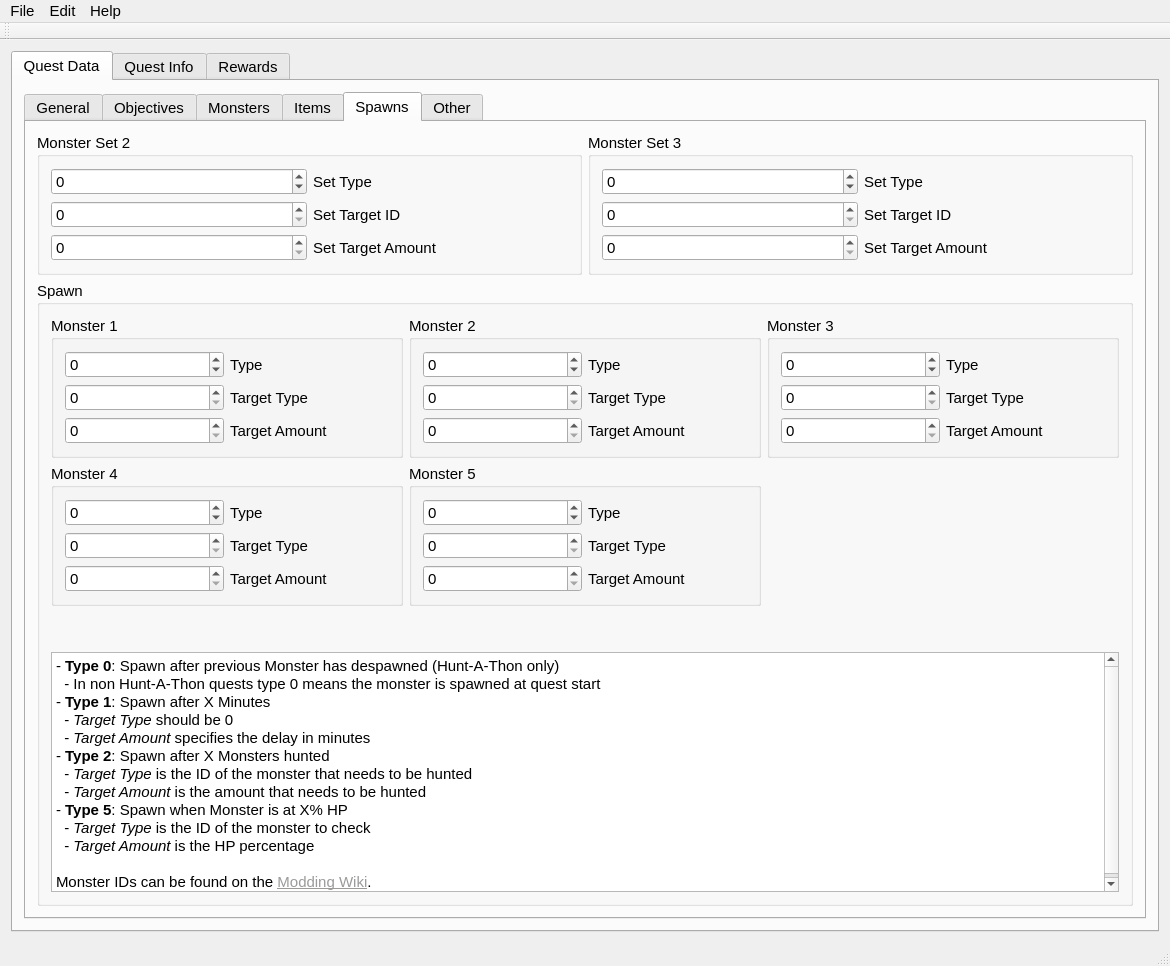
This is MHGUQuestEditor/MHGUQuestEditor.ui in Fexty12573/MHGUQuestEditor as Qt 5 draws it before an edit. The edited form follows.
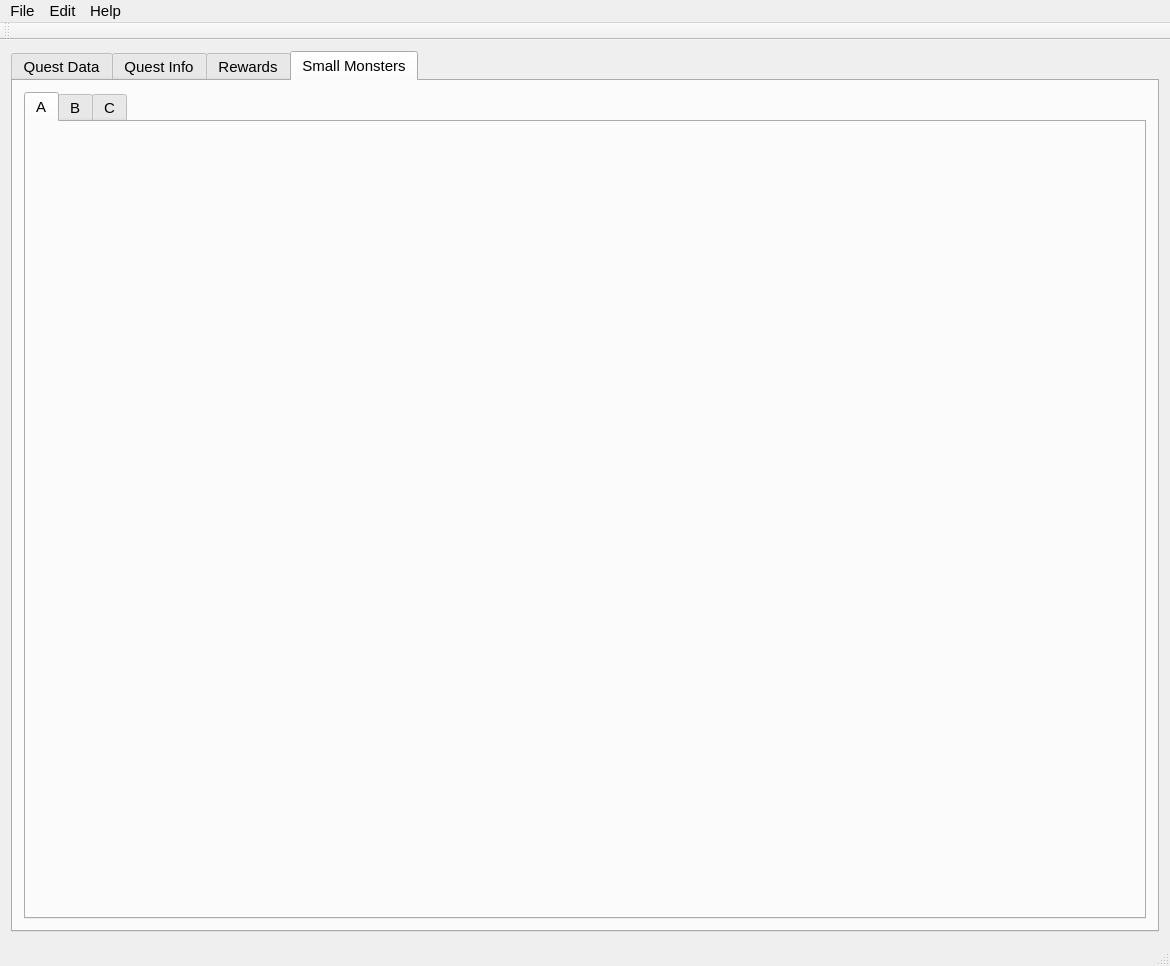
This is the edited form. The open tabs and pages were chosen to show the change.

Diff of the .ui file:
```diff
--- a/MHGUQuestEditor/MHGUQuestEditor.ui
+++ b/MHGUQuestEditor/MHGUQuestEditor.ui
@@ -31,7 +31,7 @@
        </font>
       </property>
       <property name="currentIndex">
-       <number>0</number>
+       <number>3</number>
       </property>
       <widget class="QWidget" name="tab_13">
        <attribute name="title">
@@ -6813,6 +6813,35 @@
         </item>
        </layout>
       </widget>
+      <widget class="QWidget" name="tab_27">
+       <attribute name="title">
+        <string>Small Monsters</string>
+       </attribute>
+       <layout class="QVBoxLayout" name="verticalLayout_50">
+        <item>
+         <widget class="QTabWidget" name="tabWidgetZako">
+          <property name="currentIndex">
+           <number>0</number>
+          </property>
+          <widget class="QWidget" name="tab_28">
+           <attribute name="title">
+            <string>A</string>
+           </attribute>
+          </widget>
+          <widget class="QWidget" name="tab_29">
+           <attribute name="title">
+            <string>B</string>
+           </attribute>
+          </widget>
+          <widget class="QWidget" name="tab_30">
+           <attribute name="title">
+            <string>C</string>
+           </attribute>
+          </widget>
+         </widget>
+        </item>
+       </layout>
+      </widget>
      </widget>
     </item>
    </layout>
```
Left out of the diff: 16 changed lines with no effect on the pictures.
